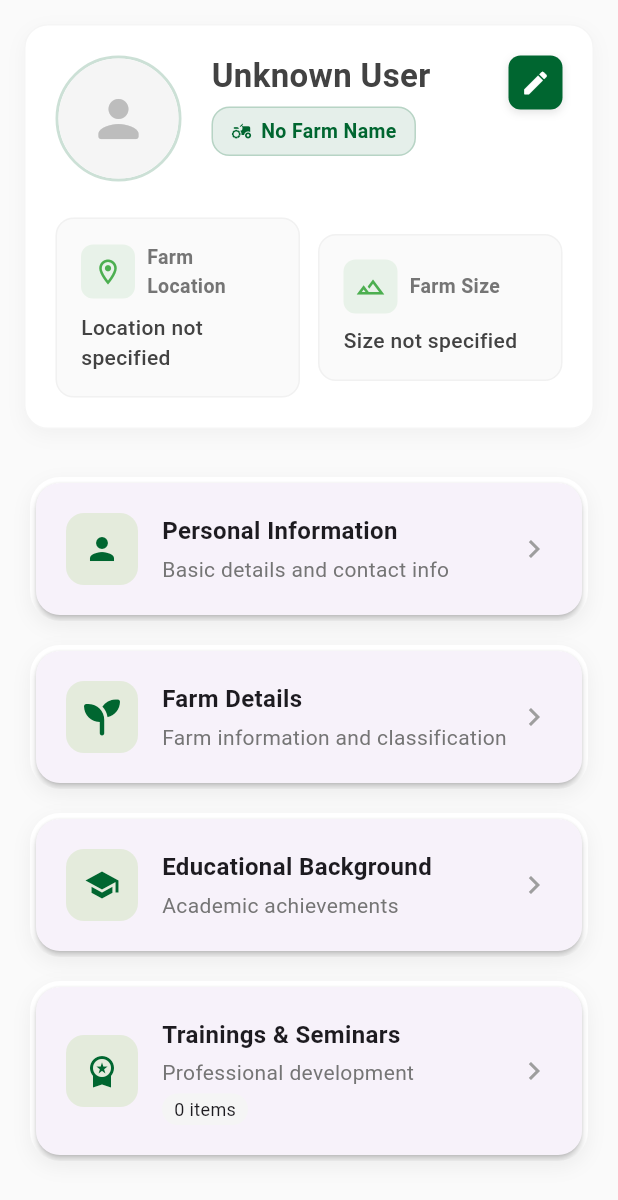
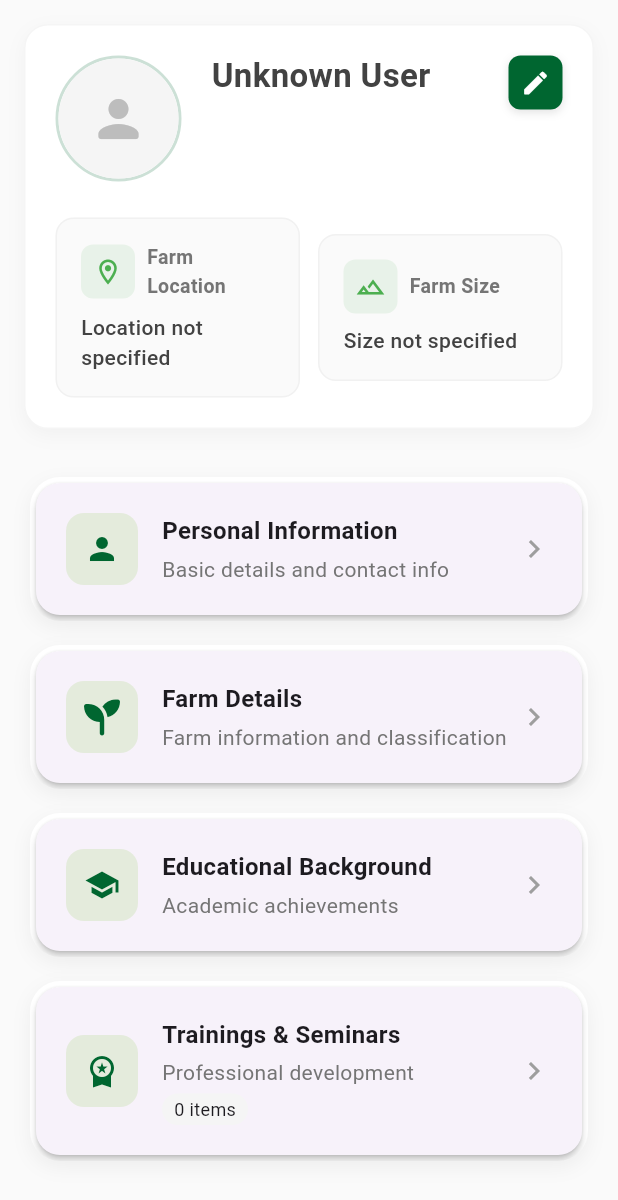
Before and after one commit to kaisachy/goat_tracer_app, a Flutter app: the ProfileScreen screen opened directly with empty values, on a phone screen of 412 x 824 dp. Shown: the top 1200 px of the screen. Run offline on Flutter 3.47's test engine with Material 3 defaults, Android fonts, the phone set to English and light mode, and no system bars; our stand-ins replace fl_chart, flutter_secure_storage, font_awesome_flutter, image_picker, shared_preferences; accounts and stored records are empty; network calls fail.

Commit message:
some changes

```diff
--- a/lib/screens/nav/profile/modals/farm_details_modal.dart
+++ b/lib/screens/nav/profile/modals/farm_details_modal.dart
@@ -1151,9 +1151,8 @@ class _FarmDetailsModalState extends State<FarmDetailsModal> {
           _buildBarangayDropdown(),
           const SizedBox(height: 16),
 
-          // Farm coordinates status (for debugging - can be hidden in production)
-          if (_isGeocodingInProgress || _farmLatitude != null)
-            _buildFarmCoordinatesStatus(),
+          // Farm coordinates status hidden
+          const SizedBox.shrink(),
         ],
       ),
     );
--- a/lib/screens/nav/profile/profile_screen.dart
+++ b/lib/screens/nav/profile/profile_screen.dart
@@ -682,8 +682,9 @@ class _ProfileScreenState extends State<ProfileScreen> with TickerProviderStateM
                 ),
                 const SizedBox(height: 8),
 
-                // Farm Name Badge
-                Container(
+                // Farm Name Badge (hidden if null/empty)
+                ((farmDetails?['farm_name']?.toString().isNotEmpty ?? false)
+                    ? Container(
                         padding: const EdgeInsets.symmetric(horizontal: 12, vertical: 6),
                         decoration: BoxDecoration(
                           color: AppColors.primary.withOpacity(0.1),
@@ -704,7 +705,7 @@ class _ProfileScreenState extends State<ProfileScreen> with TickerProviderStateM
                             const SizedBox(width: 6),
                             Flexible(
                               child: Text(
-                          farmDetails?['farm_name'] ?? 'No Farm Name',
+                                farmDetails!['farm_name'].toString(),
                                 style: TextStyle(
                                   color: AppColors.primary,
                                   fontSize: 13,
@@ -716,7 +717,8 @@ class _ProfileScreenState extends State<ProfileScreen> with TickerProviderStateM
                             ),
                           ],
                         ),
-                ),
+                      )
+                    : const SizedBox.shrink()),
               ],
             ),
           ),
--- a/lib/screens/register_screen.dart
+++ b/lib/screens/register_screen.dart
@@ -405,7 +405,6 @@ class _RegisterScreenState extends State<RegisterScreen> {
             decoration: _inputDecoration(
               'First Name',
               Icons.person_outline,
-              hint: 'e.g. Juan',
               requiredField: true,
             ),
             validator: (value) =>
@@ -421,7 +420,6 @@ class _RegisterScreenState extends State<RegisterScreen> {
             decoration: _inputDecoration(
               'Last Name',
               Icons.person_outline,
-              hint: 'e.g. Dela Cruz',
               requiredField: true,
             ),
             validator: (value) =>
```
Lines whose indentation alone changed are shown as unchanged.
